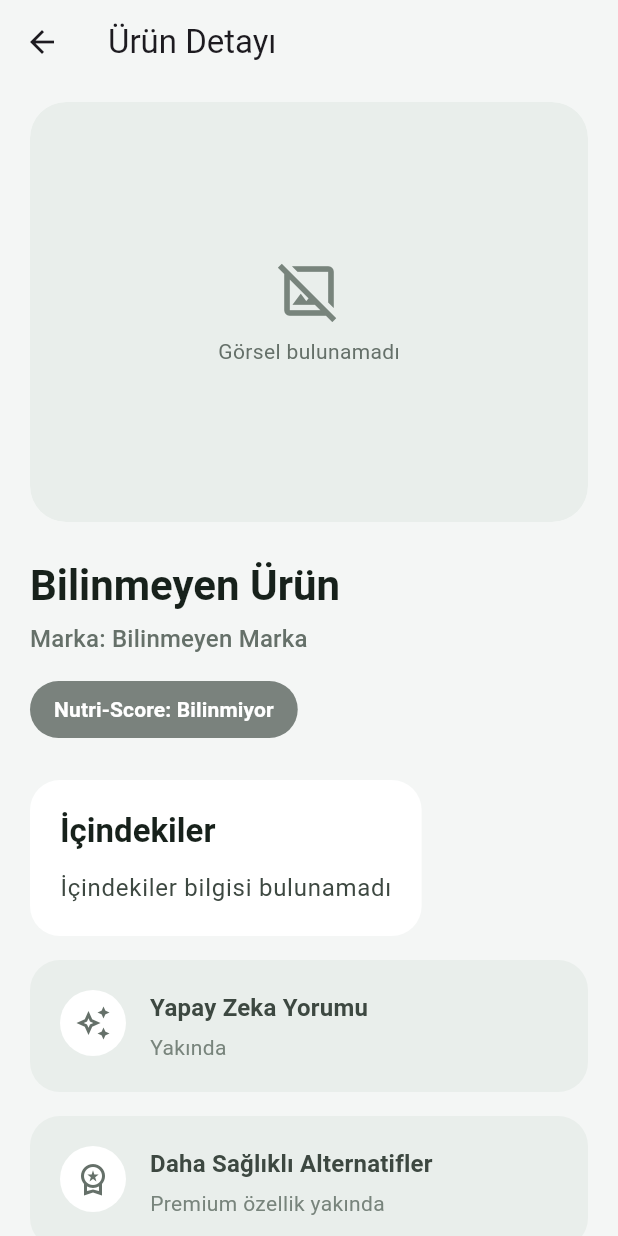
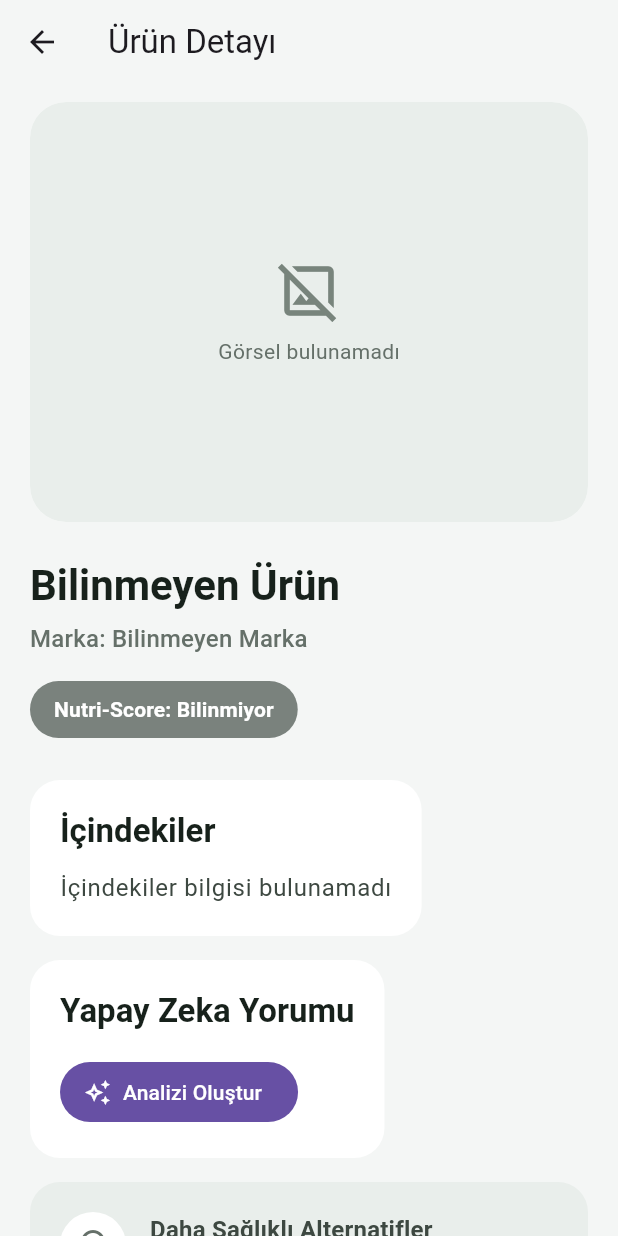
Before and after one commit to canerpala66-web/LabelWise, a Flutter app: the ProductResultScreen screen opened directly with empty values, on a phone screen of 412 x 824 dp. Run offline on Flutter 3.47's test engine with Material 3 defaults, Android fonts, the phone set to English and light mode, and no system bars; our stand-ins replace flutter_dotenv, supabase_flutter; missing offline and left inert: mobile_scanner; accounts and stored records are empty.

Commit message:
güncelleme sprint 9.1 scanner added

```diff
--- a/lib/core/config/env.dart
+++ b/lib/core/config/env.dart
@@ -4,4 +4,6 @@ abstract final class Env {
   static String get supabaseUrl => dotenv.get('SUPABASE_URL');
 
   static String get supabaseAnonKey => dotenv.get('SUPABASE_ANON_KEY');
+
+  static String get openAiApiKey => dotenv.env['OPENAI_API_KEY'] ?? '';
 }
--- a/lib/features/scanner/presentation/screens/product_result_screen.dart
+++ b/lib/features/scanner/presentation/screens/product_result_screen.dart
@@ -1,4 +1,6 @@
 import 'package:flutter/material.dart';
+import 'package:labelwise/features/analysis/models/analysis_result.dart';
+import 'package:labelwise/features/analysis/services/analysis_service.dart';
 import 'package:labelwise/features/scanner/data/product.dart';
 
 class ProductResultScreen extends StatelessWidget {
@@ -62,11 +64,7 @@ class ProductResultScreen extends StatelessWidget {
                     ),
                   ),
                   const SizedBox(height: 16),
-                  const _PlaceholderCard(
-                    icon: Icons.auto_awesome_outlined,
-                    title: 'Yapay Zeka Yorumu',
-                    message: 'Yakında',
-                  ),
+                  _AnalysisCard(product: product),
                   const SizedBox(height: 16),
                   const _PlaceholderCard(
                     icon: Icons.workspace_premium_outlined,
@@ -218,6 +216,142 @@ class _ContentCard extends StatelessWidget {
   }
 }
 
+class _AnalysisCard extends StatefulWidget {
+  const _AnalysisCard({required this.product});
+
+  final Product product;
+
+  @override
+  State<_AnalysisCard> createState() => _AnalysisCardState();
+}
+
+class _AnalysisCardState extends State<_AnalysisCard> {
+  final AnalysisService _analysisService = const AnalysisService();
+
+  AnalysisResult? _result;
+  bool _isLoading = false;
+  String? _errorMessage;
+
+  Future<void> _generateAnalysis() async {
+    setState(() {
+      _isLoading = true;
+      _errorMessage = null;
+    });
+
+    try {
+      final result = await _analysisService.generateAnalysis(widget.product);
+
+      if (!mounted) {
+        return;
+      }
+
+      setState(() {
+        _result = result;
+        _isLoading = false;
+      });
+    } on Object catch (error, stackTrace) {
+      debugPrint('Manual LabelWise Analysis error: $error');
+      debugPrintStack(stackTrace: stackTrace);
+
+      if (!mounted) {
+        return;
+      }
+
+      setState(() {
+        _isLoading = false;
+        _errorMessage = 'Analiz oluşturulamadı. Lütfen tekrar deneyin.';
+      });
+    }
+  }
+
+  @override
+  Widget build(BuildContext context) {
+    final result = _result;
+
+    return Card(
+      margin: EdgeInsets.zero,
+      elevation: 0,
+      color: Colors.white,
+      shape: RoundedRectangleBorder(borderRadius: BorderRadius.circular(20)),
+      child: Padding(
+        padding: const EdgeInsets.all(20),
+        child: Column(
+          crossAxisAlignment: CrossAxisAlignment.start,
+          children: [
+            Text(
+              'Yapay Zeka Yorumu',
+              style: Theme.of(context).textTheme.titleLarge?.copyWith(
+                fontWeight: FontWeight.w700,
+                color: const Color(0xFF17211B),
+              ),
+            ),
+            const SizedBox(height: 16),
+            if (_isLoading)
+              const Center(child: CircularProgressIndicator())
+            else if (result != null) ...[
+              Text(
+                'Sağlık Puanı',
+                style: Theme.of(context).textTheme.labelLarge?.copyWith(
+                  color: const Color(0xFF657069),
+                ),
+              ),
+              const SizedBox(height: 4),
+              Text(
+                '${result.labelwiseScore}/100',
+                style: Theme.of(context).textTheme.headlineSmall?.copyWith(
+                  fontWeight: FontWeight.w700,
+                  color: const Color(0xFF17211B),
+                ),
+              ),
+              const SizedBox(height: 16),
+              Text(
+                'Risk Seviyesi',
+                style: Theme.of(context).textTheme.labelLarge?.copyWith(
+                  color: const Color(0xFF657069),
+                ),
+              ),
+              const SizedBox(height: 4),
+              Text(
+                _localizedRiskLevel(result.riskLevel),
+                style: Theme.of(context).textTheme.titleMedium?.copyWith(
+                  fontWeight: FontWeight.w700,
+                  color: const Color(0xFF17211B),
+                ),
+              ),
+              const SizedBox(height: 16),
+              Text(
+                result.summary,
+                style: Theme.of(context).textTheme.bodyLarge?.copyWith(
+                  height: 1.5,
+                  color: const Color(0xFF3D4841),
+                ),
+              ),
+            ] else ...[
+              if (_errorMessage case final message?) ...[
+                Text(message, style: const TextStyle(color: Color(0xFFB3261E))),
+                const SizedBox(height: 12),
+              ],
+              FilledButton.icon(
+                onPressed: _generateAnalysis,
+                icon: const Icon(Icons.auto_awesome_outlined),
+                label: const Text('Analizi Oluştur'),
+              ),
+            ],
+          ],
+        ),
+      ),
+    );
+  }
+
+  String _localizedRiskLevel(String riskLevel) {
+    return switch (riskLevel) {
+      'low' => 'Düşük',
+      'high' => 'Yüksek',
+      _ => 'Orta',
+    };
+  }
+}
+
 class _PlaceholderCard extends StatelessWidget {
   const _PlaceholderCard({
     required this.icon,
--- a/lib/main.dart
+++ b/lib/main.dart
@@ -7,6 +7,12 @@ import 'package:supabase_flutter/supabase_flutter.dart';
 Future<void> main() async {
   WidgetsFlutterBinding.ensureInitialized();
   await dotenv.load(fileName: '.env');
+  debugPrint(
+    'Env check: '
+    'SUPABASE_URL=${dotenv.env['SUPABASE_URL']?.isNotEmpty ?? false}, '
+    'SUPABASE_ANON_KEY=${dotenv.env['SUPABASE_ANON_KEY']?.isNotEmpty ?? false}, '
+    'OPENAI_API_KEY=${dotenv.env['OPENAI_API_KEY']?.isNotEmpty ?? false}',
+  );
   await Supabase.initialize(
     url: Env.supabaseUrl,
     publishableKey: Env.supabaseAnonKey,
--- a/pubspec.yaml
+++ b/pubspec.yaml
@@ -11,6 +11,7 @@ dependencies:
     sdk: flutter
   flutter_dotenv: ^6.0.1
   http: ^1.6.0
+  mobile_scanner: ^7.2.0
   supabase_flutter: ^2.15.0
 
 dev_dependencies:
```
Also changed, not shown: lib/features/analysis/services/analysis_service.dart (+146 -2 lines), lib/features/scanner/presentation/screens/barcode_scanner_screen.dart (added, +70 -0 lines), lib/features/scanner/presentation/screens/scanner_screen.dart (+22 -0 lines), pubspec.lock, 7 other files.
